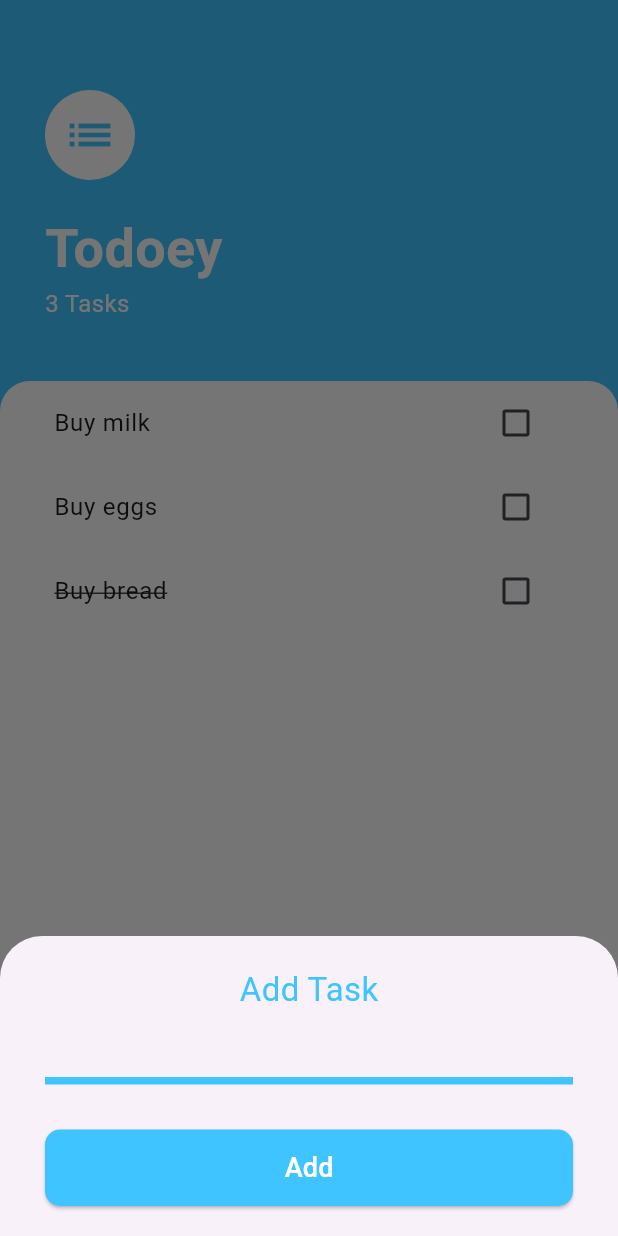
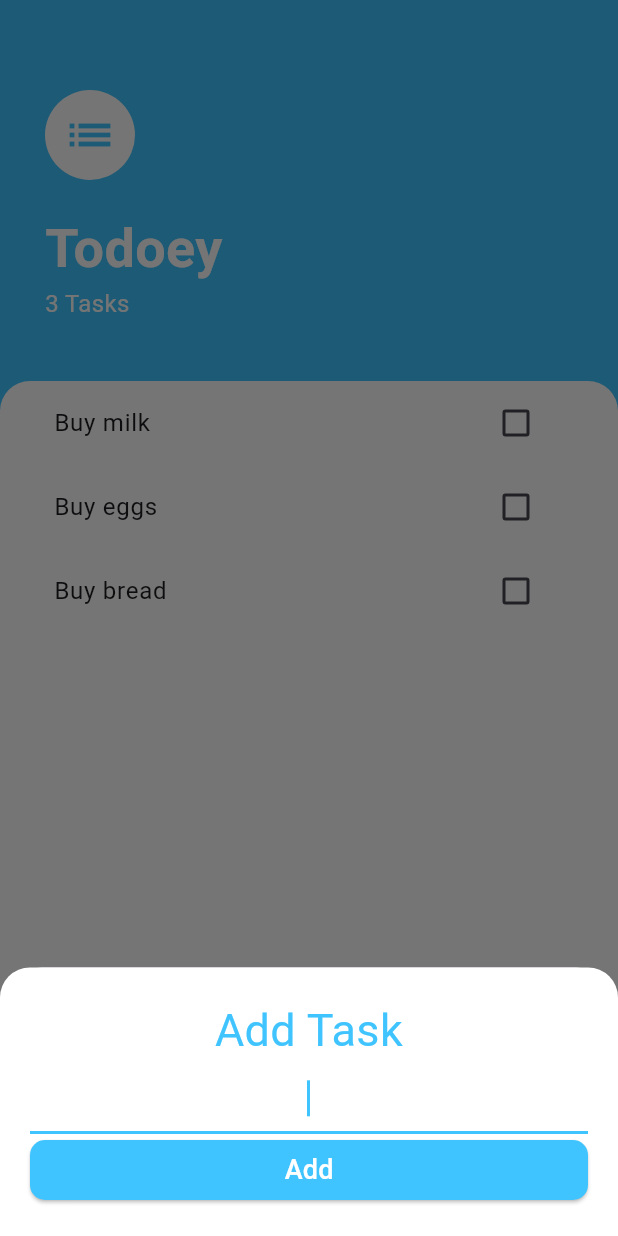
Before and after one commit to svaykong/todoey_flutter, a Flutter app: the screen it shows after launch, after a tap on the "add" icon, on a phone screen of 412 x 824 dp. Run offline on Flutter 3.47's test engine with Material 3 defaults, Android fonts, the phone set to English and light mode, and no system bars.

Commit message:
Second commit

```diff
--- a/lib/main.dart
+++ b/lib/main.dart
@@ -3,7 +3,7 @@ import 'package:flutter/material.dart';
 import 'package:provider/provider.dart';
 
 import 'provider/task_provider.dart';
-import 'screens/tasks_screen.dart';
+import 'screens/tasks/tasks_screen.dart';
 
 void main() {
   runApp(const MyApp());
--- a/lib/models/task.dart
+++ b/lib/models/task.dart
@@ -1,19 +1,13 @@
 class Task {
-  Task(
-    this._name,
-    this._checked,
-    this._crossed,
-  );
+  final String name;
+  bool isDone;
 
-  final String _name;
-  String get name => _name;
+  Task({
+    required this.name,
+    this.isDone = false,
+  });
 
-  bool _checked;
-  bool get checked => _checked;
-
-  set checked(value) => _checked = value;
-  bool _crossed;
-
-  bool get crossed => _crossed;
-  set crossed(value) => _crossed = value;
+  void toggleDone() {
+    isDone = !isDone;
+  }
 }
--- a/lib/provider/task_provider.dart
+++ b/lib/provider/task_provider.dart
@@ -1,27 +1,19 @@
+import 'dart:collection';
+
 import 'package:flutter/foundation.dart' show ChangeNotifier;
 
 import '../models/task.dart';
 
 class TaskProvider with ChangeNotifier {
   final _tasks = <Task>[
-    Task(
-      'Buy milk',
-      false,
-      false,
-    ),
-    Task(
-      'Buy eggs',
-      false,
-      false,
-    ),
-    Task(
-      'Buy bread',
-      false,
-      true,
-    ),
+    Task(name: 'Buy milk'),
+    Task(name: 'Buy eggs'),
+    Task(name: 'Buy bread'),
   ];
 
-  List<Task> get tasks => _tasks;
+  UnmodifiableListView<Task> get tasks => UnmodifiableListView(_tasks);
+
+  int get taskCount => _tasks.length;
 
   void clear() {
     _tasks.clear();
@@ -34,16 +26,24 @@ class TaskProvider with ChangeNotifier {
 
   void check(int index) {
     final task = _findTask(index);
-    task.checked = !task.checked;
+    task.isDone = !task.isDone;
     _tasks[index] = task;
     notifyListeners();
   }
 
-  void addTask(String name) {
-    final newTask = Task(name, false, false);
+  void addTask(String newTaskTitle) {
+    final newTask = Task(name: newTaskTitle);
     _tasks.add(newTask);
     notifyListeners();
   }
 
-  int get totalTasks => _tasks.length;
+  void updateTask(Task task) {
+    task.toggleDone();
+    notifyListeners();
+  }
+
+  void deleteTask(int index) {
+    _tasks.removeAt(index);
+    notifyListeners();
+  }
 }
--- a/lib/screens/tasks/add_task.dart
+++ b/lib/screens/tasks/add_task.dart
@@ -1,36 +1,40 @@
 import 'package:flutter/material.dart';
+
 import 'package:provider/provider.dart';
 
 import '../../provider/task_provider.dart';
 
-class AddTask extends StatefulWidget {
+class AddTask extends StatelessWidget {
   const AddTask({Key? key}) : super(key: key);
 
   @override
-  State<AddTask> createState() => _AddTaskState();
-}
-
-class _AddTaskState extends State<AddTask> {
-  String _inputTextTodo = '';
-
-  @override
   Widget build(BuildContext context) {
+    String newTaskTitle = '';
     return Container(
-      padding: const EdgeInsets.only(left: 30.0, top: 20.0, right: 30.0, bottom: 20.0),
-      height: 200,
-      width: double.infinity,
+      padding: const EdgeInsets.all(20.0),
+      decoration: BoxDecoration(
+        color: Theme.of(context).colorScheme.secondary,
+        borderRadius: const BorderRadius.only(
+          topLeft: Radius.circular(20.0),
+          topRight: Radius.circular(20.0),
+        ),
+      ),
       child: Column(
         mainAxisAlignment: MainAxisAlignment.start,
+        crossAxisAlignment: CrossAxisAlignment.stretch,
         children: <Widget>[
           Text(
             'Add Task',
             style: TextStyle(
               color: Theme.of(context).colorScheme.primary,
-              fontSize: 22.0,
+              fontSize: 30.0,
             ),
+            textAlign: TextAlign.center,
           ),
           TextField(
+            autofocus: true,
             autocorrect: false,
+            textAlign: TextAlign.center,
             decoration: InputDecoration(
               enabledBorder: UnderlineInputBorder(
                 borderSide: BorderSide(
@@ -40,18 +44,10 @@ class _AddTaskState extends State<AddTask> {
               ),
             ),
             onChanged: (String inputValue) {
-              setState(() {
-                _inputTextTodo = inputValue;
-              });
+              newTaskTitle = inputValue;
             },
           ),
-          const SizedBox(
-            height: 30.0,
-          ),
-          Expanded(
-            child: SizedBox(
-              width: double.infinity,
-              child: ElevatedButton(
+          ElevatedButton(
               style: ElevatedButton.styleFrom(
                 backgroundColor: Theme.of(context).colorScheme.primary,
                 shape: const RoundedRectangleBorder(
@@ -68,13 +64,11 @@ class _AddTaskState extends State<AddTask> {
                 ),
               ),
               onPressed: () {
-                    if (_inputTextTodo.isNotEmpty) {
-                      context.read<TaskProvider>().addTask(_inputTextTodo);
+                if (newTaskTitle.isNotEmpty) {
+                  context.read<TaskProvider>().addTask(newTaskTitle);
                 }
                 Navigator.pop(context);
               }),
-            ),
-          ),
         ],
       ),
     );
--- a/lib/screens/tasks/task_tile.dart
+++ b/lib/screens/tasks/task_tile.dart
@@ -1,29 +1,31 @@
 import 'package:flutter/material.dart';
-
-import 'package:provider/provider.dart';
-
-import '../../models/task.dart';
-import '../../provider/task_provider.dart';
 
 class TaskTile extends StatelessWidget {
   const TaskTile({
     Key? key,
-    required this.task,
-    required this.index,
+    required this.taskTitle,
+    required this.isChecked,
+    required this.checkboxCallback,
+    required this.onLongPressCallback,
   }) : super(key: key);
-  final Task task;
-  final int index;
+
+  final String taskTitle;
+  final bool isChecked;
+  final ValueChanged<bool?> checkboxCallback;
+  final VoidCallback onLongPressCallback;
 
   @override
   Widget build(BuildContext context) {
     return ListTile(
+      onLongPress: onLongPressCallback,
       title: Text(
-        task.name,
-        style: task.crossed ? const TextStyle(decoration: TextDecoration.lineThrough) : null,
+        taskTitle,
+        style: TextStyle(decoration: isChecked ? TextDecoration.lineThrough : null),
       ),
       trailing: Checkbox(
-        value: task.checked,
-        onChanged: (value) => context.read<TaskProvider>().check(index),
+        activeColor: Theme.of(context).colorScheme.primary,
+        value: isChecked,
+        onChanged: checkboxCallback,
       ),
     );
   }
--- a/lib/screens/tasks/tasks_list.dart
+++ b/lib/screens/tasks/tasks_list.dart
@@ -14,8 +14,12 @@ class TasksList extends StatelessWidget {
     return ListView.builder(
       itemCount: tasks.length,
       itemBuilder: (context, index) => TaskTile(
-        task: tasks[index],
-        index: index,
+        taskTitle: tasks[index].name,
+        isChecked: tasks[index].isDone,
+        checkboxCallback: (checkboxState) {
+          context.read<TaskProvider>().updateTask(tasks[index]);
+        },
+        onLongPressCallback: () => context.read<TaskProvider>().deleteTask(index),
       ),
     );
   }
--- a/lib/screens/tasks_screen.dart
+++ b/lib/screens/tasks/tasks_screen.dart
@@ -2,9 +2,9 @@ import 'package:flutter/material.dart';
 
 import 'package:provider/provider.dart';
 
-import 'tasks/add_task.dart';
-import '../provider/task_provider.dart';
-import 'tasks/tasks_list.dart';
+import 'add_task.dart';
+import 'tasks_list.dart';
+import '../../provider/task_provider.dart';
 
 class TasksScreen extends StatelessWidget {
   const TasksScreen({Key? key}) : super(key: key);
@@ -41,7 +41,7 @@ class TasksScreen extends StatelessWidget {
                     ),
                   ),
                   Text(
-                    '${context.read<TaskProvider>().totalTasks} Tasks',
+                    '${context.read<TaskProvider>().taskCount} Tasks',
                     style: const TextStyle(
                       color: Colors.white,
                       fontSize: 16.0,
@@ -66,10 +66,17 @@ class TasksScreen extends StatelessWidget {
           ],
         ),
       ),
-      floatingActionButtonLocation: FloatingActionButtonLocation.centerFloat,
       floatingActionButton: Builder(
         builder: (context) => FloatingActionButton(
-          onPressed: () => showModalBottomSheet(context: context, builder: (context) => const AddTask()),
+          onPressed: () => showModalBottomSheet(
+            context: context,
+            builder: (context) => SingleChildScrollView(
+              child: Container(
+                padding: EdgeInsets.only(bottom: MediaQuery.of(context).viewInsets.bottom),
+                child: const AddTask(),
+              ),
+            ),
+          ),
           shape: const CircleBorder(),
           backgroundColor: Theme.of(context).colorScheme.primary,
           child: const Icon(
```
Lines whose indentation alone changed are shown as unchanged.
